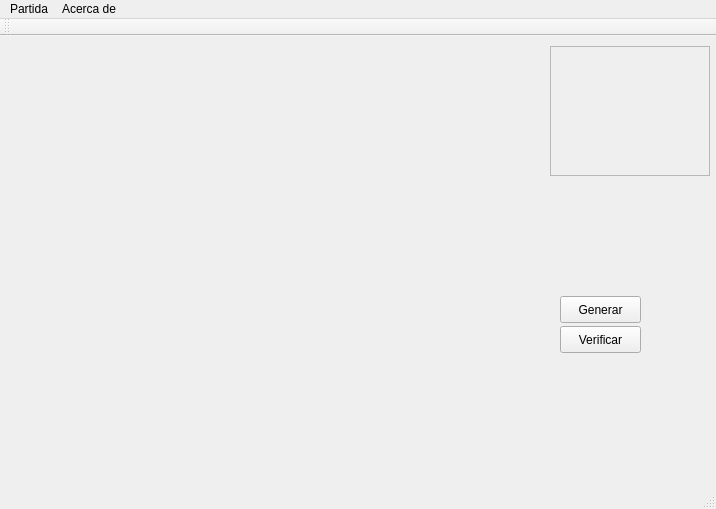
The window that Fuente/maintable.ui (jegerima/QSudoku) describes before a commit, drawn with Qt 5.
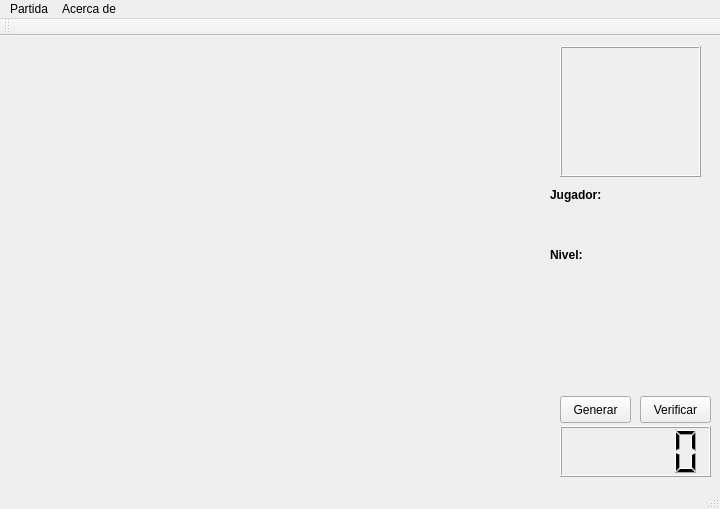
The same window after the commit. Icons and pictures are not drawn.

Patch:
```diff
--- a/Fuente/maintable.ui
+++ b/Fuente/maintable.ui
@@ -6,7 +6,7 @@
    <rect>
     <x>0</x>
     <y>0</y>
-    <width>716</width>
+    <width>720</width>
     <height>509</height>
    </rect>
   </property>
@@ -32,9 +32,9 @@
    <widget class="QPushButton" name="cmdVerificar">
     <property name="geometry">
      <rect>
-      <x>560</x>
-      <y>290</y>
-      <width>81</width>
+      <x>640</x>
+      <y>360</y>
+      <width>71</width>
       <height>27</height>
      </rect>
     </property>
@@ -46,8 +46,8 @@
     <property name="geometry">
      <rect>
       <x>560</x>
-      <y>260</y>
-      <width>81</width>
+      <y>360</y>
+      <width>71</width>
       <height>27</height>
      </rect>
     </property>
@@ -55,21 +55,127 @@
      <string>Generar</string>
     </property>
    </widget>
-   <widget class="QFrame" name="frame">
+   <widget class="QLabel" name="label">
     <property name="geometry">
      <rect>
       <x>550</x>
+      <y>150</y>
+      <width>67</width>
+      <height>17</height>
+     </rect>
+    </property>
+    <property name="font">
+     <font>
+      <weight>75</weight>
+      <bold>true</bold>
+     </font>
+    </property>
+    <property name="text">
+     <string>Jugador:</string>
+    </property>
+   </widget>
+   <widget class="QLabel" name="lbl_jugador">
+    <property name="geometry">
+     <rect>
+      <x>550</x>
+      <y>180</y>
+      <width>161</width>
+      <height>20</height>
+     </rect>
+    </property>
+    <property name="text">
+     <string/>
+    </property>
+    <property name="alignment">
+     <set>Qt::AlignCenter</set>
+    </property>
+   </widget>
+   <widget class="QLCDNumber" name="crono">
+    <property name="geometry">
+     <rect>
+      <x>560</x>
+      <y>390</y>
+      <width>151</width>
+      <height>51</height>
+     </rect>
+    </property>
+    <property name="segmentStyle">
+     <enum>QLCDNumber::Filled</enum>
+    </property>
+    <property name="intValue" stdset="0">
+     <number>0</number>
+    </property>
+   </widget>
+   <widget class="QLabel" name="label_2">
+    <property name="geometry">
+     <rect>
+      <x>550</x>
+      <y>210</y>
+      <width>67</width>
+      <height>17</height>
+     </rect>
+    </property>
+    <property name="font">
+     <font>
+      <weight>75</weight>
+      <bold>true</bold>
+     </font>
+    </property>
+    <property name="text">
+     <string>Nivel:</string>
+    </property>
+   </widget>
+   <widget class="QLabel" name="lbl_level">
+    <property name="geometry">
+     <rect>
+      <x>550</x>
+      <y>240</y>
+      <width>161</width>
+      <height>20</height>
+     </rect>
+    </property>
+    <property name="text">
+     <string/>
+    </property>
+    <property name="alignment">
+     <set>Qt::AlignCenter</set>
+    </property>
+   </widget>
+   <widget class="QLabel" name="lbl_icon">
+    <property name="geometry">
+     <rect>
+      <x>560</x>
       <y>10</y>
-      <width>160</width>
-      <height>130</height>
+      <width>141</width>
+      <height>131</height>
      </rect>
     </property>
     <property name="frameShape">
-     <enum>QFrame::StyledPanel</enum>
+     <enum>QFrame::Box</enum>
     </property>
     <property name="frameShadow">
      <enum>QFrame::Raised</enum>
     </property>
+    <property name="text">
+     <string/>
+    </property>
+    <property name="pixmap">
+     <pixmap resource="images.qrc">:/Recursos/i160x130.png</pixmap>
+    </property>
+    <property name="scaledContents">
+     <bool>true</bool>
+    </property>
+   </widget>
+   <widget class="QWidget" name="gridLayoutWidget_2">
+    <property name="geometry">
+     <rect>
+      <x>570</x>
+      <y>270</y>
+      <width>131</width>
+      <height>80</height>
+     </rect>
+    </property>
+    <layout class="QGridLayout" name="tecladoNum"/>
    </widget>
   </widget>
   <widget class="QMenuBar" name="Menu">
@@ -77,7 +183,7 @@
     <rect>
      <x>0</x>
      <y>0</y>
-     <width>716</width>
+     <width>720</width>
      <height>25</height>
     </rect>
    </property>
```
Left out of the diff: 8 changed lines with no effect on the pictures.
